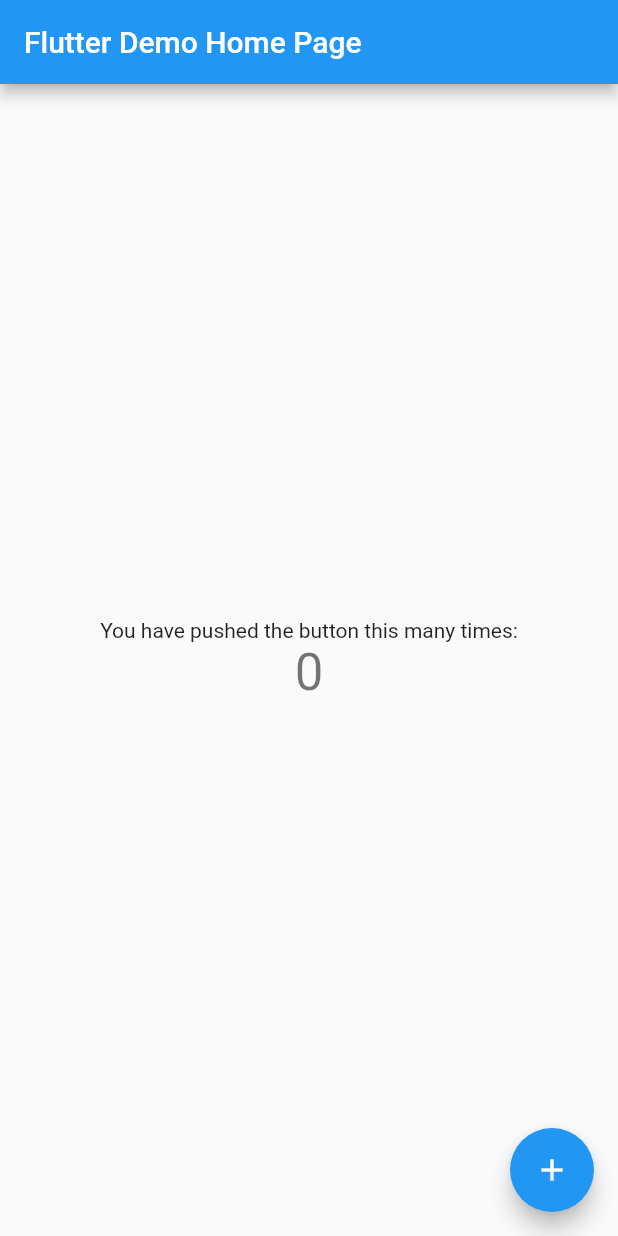
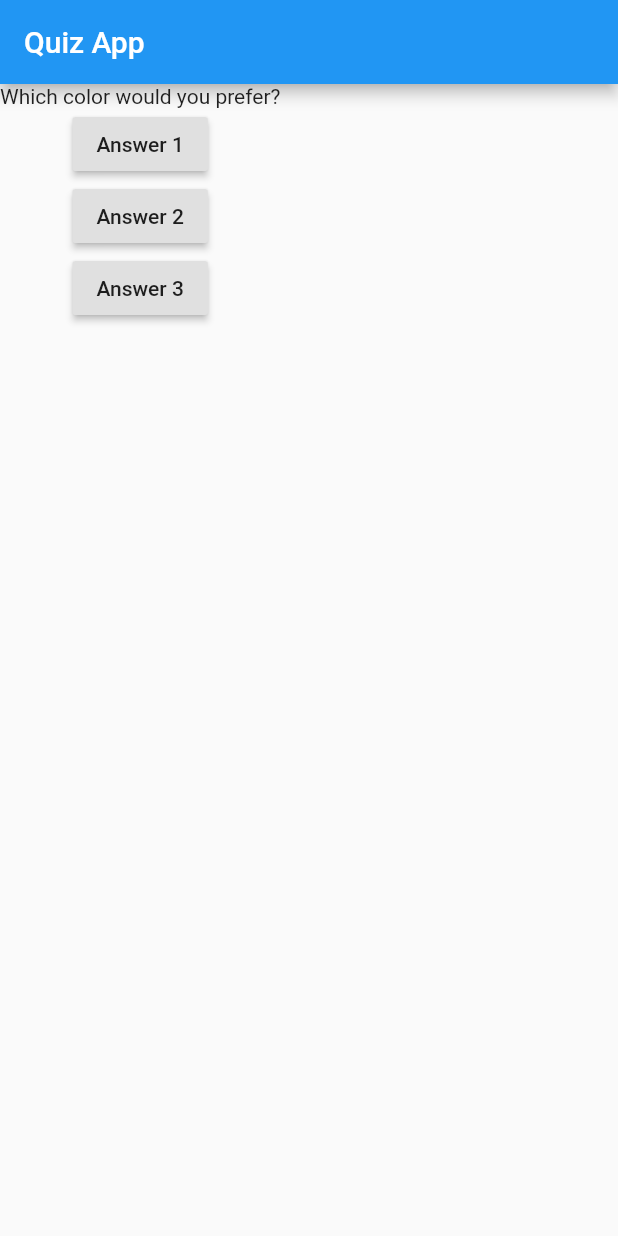
Before and after one commit to Cessase/quiz_app, a Flutter app: the screen it shows after launch, on a phone screen of 412 x 824 dp. Run offline on Flutter 3.47's test engine with Material 2 defaults, Android fonts, the phone set to English and light mode, and no system bars.

Commit message:
question system added

```diff
--- a/lib/main.dart
+++ b/lib/main.dart
@@ -1,115 +1,61 @@
+import 'package:flutter/cupertino.dart';
 import 'package:flutter/material.dart';
 
+import './question.dart';
+
 void main() {
-  runApp(const MyApp());
+  runApp(QuizApp());
 }
 
-class MyApp extends StatelessWidget {
-  const MyApp({Key? key}) : super(key: key);
+class QuizApp extends StatefulWidget {
+  const QuizApp({Key? key}) : super(key: key);
 
-  // This widget is the root of your application.
   @override
-  Widget build(BuildContext context) {
-    return MaterialApp(
-      title: 'Flutter Demo',
-      theme: ThemeData(
-        // This is the theme of your application.
-        //
-        // Try running your application with "flutter run". You'll see the
-        // application has a blue toolbar. Then, without quitting the app, try
-        // changing the primarySwatch below to Colors.green and then invoke
-        // "hot reload" (press "r" in the console where you ran "flutter run",
-        // or simply save your changes to "hot reload" in a Flutter IDE).
-        // Notice that the counter didn't reset back to zero; the application
-        // is not restarted.
-        primarySwatch: Colors.blue,
-      ),
-      home: const MyHomePage(title: 'Flutter Demo Home Page'),
-    );
-  }
+  State<StatefulWidget> createState() => _QuizAppState();
 }
 
-class MyHomePage extends StatefulWidget {
-  const MyHomePage({Key? key, required this.title}) : super(key: key);
+class _QuizAppState extends State<QuizApp>{
+  var _questionIndex = 0;
 
-  // This widget is the home page of your application. It is stateful, meaning
-  // that it has a State object (defined below) that contains fields that affect
-  // how it looks.
-
-  // This class is the configuration for the state. It holds the values (in this
-  // case the title) provided by the parent (in this case the App widget) and
-  // used by the build method of the State. Fields in a Widget subclass are
-  // always marked "final".
-
-  final String title;
-
-  @override
-  State<MyHomePage> createState() => _MyHomePageState();
-}
-
-class _MyHomePageState extends State<MyHomePage> {
-  int _counter = 0;
-
-  void _incrementCounter() {
+  void _answerQuestion(){
     setState(() {
-      // This call to setState tells the Flutter framework that something has
-      // changed in this State, which causes it to rerun the build method below
-      // so that the display can reflect the updated values. If we changed
-      // _counter without calling setState(), then the build method would not be
-      // called again, and so nothing would appear to happen.
-      _counter++;
+      _questionIndex = _questionIndex + 1;
     });
   }
 
   @override
   Widget build(BuildContext context) {
-    // This method is rerun every time setState is called, for instance as done
-    // by the _incrementCounter method above.
-    //
-    // The Flutter framework has been optimized to make rerunning build methods
-    // fast, so that you can just rebuild anything that needs updating rather
-    // than having to individually change instances of widgets.
-    return Scaffold(
+    var questions = [
+      'Which color would you prefer?',
+      'Which film would you prefer?',
+      'Which animal would you prefer as a pet?'
+    ];
+    return MaterialApp(
+        home: Scaffold(
       appBar: AppBar(
-        // Here we take the value from the MyHomePage object that was created by
-        // the App.build method, and use it to set our appbar title.
-        title: Text(widget.title),
+        title: Text('Quiz App'),
       ),
-      body: Center(
-        // Center is a layout widget. It takes a single child and positions it
-        // in the middle of the parent.
-        child: Column(
-          // Column is also a layout widget. It takes a list of children and
-          // arranges them vertically. By default, it sizes itself to fit its
-          // children horizontally, and tries to be as tall as its parent.
-          //
-          // Invoke "debug painting" (press "p" in the console, choose the
-          // "Toggle Debug Paint" action from the Flutter Inspector in Android
-          // Studio, or the "Toggle Debug Paint" command in Visual Studio Code)
-          // to see the wireframe for each widget.
-          //
-          // Column has various properties to control how it sizes itself and
-          // how it positions its children. Here we use mainAxisAlignment to
-          // center the children vertically; the main axis here is the vertical
-          // axis because Columns are vertical (the cross axis would be
-          // horizontal).
-          mainAxisAlignment: MainAxisAlignment.center,
-          children: <Widget>[
-            const Text(
-              'You have pushed the button this many times:',
-            ),
-            Text(
-              '$_counter',
-              style: Theme.of(context).textTheme.headline4,
-            ),
-          ],
-        ),
+      body: Column(
+        children: <Widget>[
+          Question(
+              questions[_questionIndex]
+          ),
+          RaisedButton(
+            child: Text('Answer 1'),
+            onPressed: _answerQuestion,
+          ),
+          RaisedButton(
+            child: Text('Answer 2'),
+            onPressed: _answerQuestion,
+          ),
+          RaisedButton(
+            child: Text('Answer 3'),
+            onPressed: _answerQuestion,
+          ),
+        ],
       ),
-      floatingActionButton: FloatingActionButton(
-        onPressed: _incrementCounter,
-        tooltip: 'Increment',
-        child: const Icon(Icons.add),
-      ), // This trailing comma makes auto-formatting nicer for build methods.
-    );
+    ));
   }
+
+
 }
--- /dev/null
+++ b/lib/question.dart
@@ -0,0 +1,13 @@
+import 'package:flutter/material.dart';
+
+class Question extends StatelessWidget{
+  final String questionText;
+
+  Question(this.questionText);
+
+  @override
+  Widget build(BuildContext context) {
+      return Text(questionText);
+  }
+
+}
```
Also changed, not shown: 1 other file.
